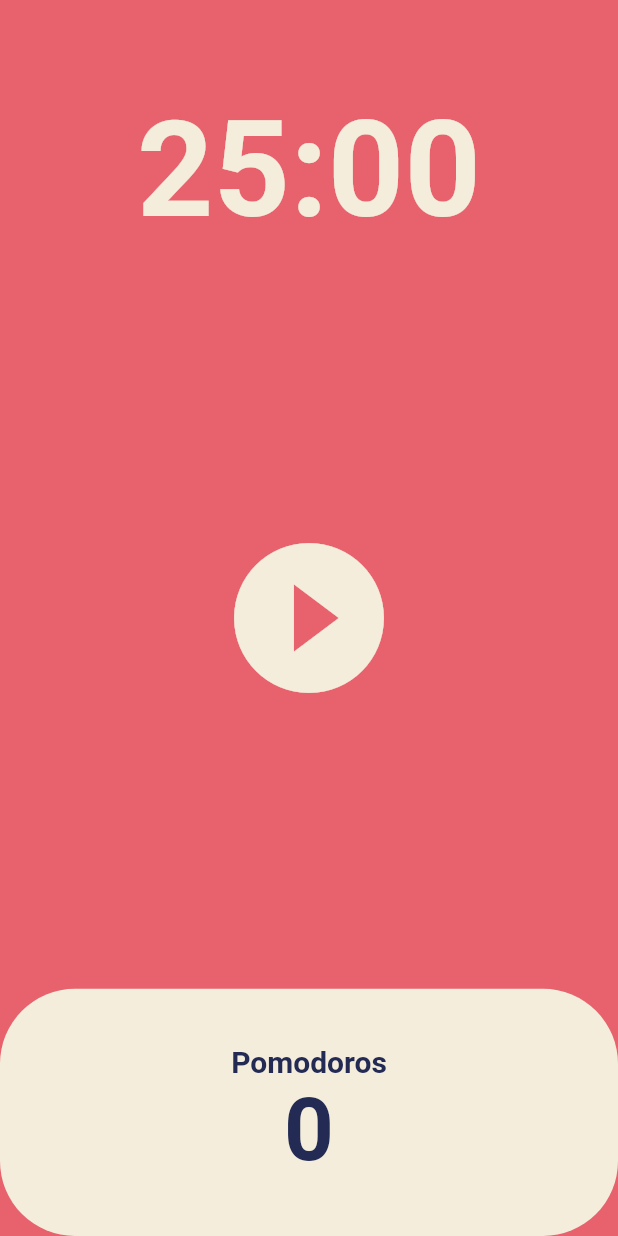
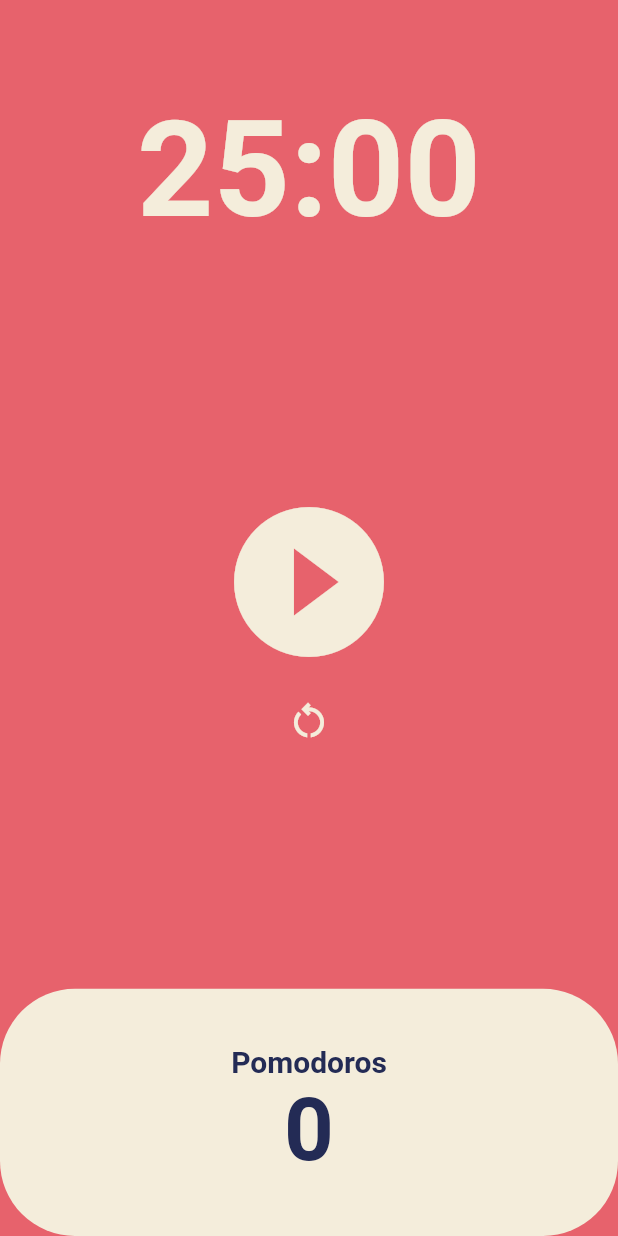
Before and after one commit to hyunjin1012/flutter-pomodoro, a Flutter app: the screen it shows after launch, on a phone screen of 412 x 824 dp. Run offline on Flutter 3.47's test engine with Material 2 defaults, Android fonts, the phone set to English and light mode, and no system bars.

Commit message:
add restart feature

```diff
--- a/lib/screens/home_screen.dart
+++ b/lib/screens/home_screen.dart
@@ -45,6 +45,14 @@ class _HomeScreenState extends State<HomeScreen> {
     });
   }
 
+  void onRestartPressed() {
+    timer.cancel();
+    setState(() {
+      isRunning = false;
+      totalSeconds = twentyFiveMinutes;
+    });
+  }
+
   String format(int seconds) {
     var duration = Duration(seconds: seconds);
     return duration.toString().substring(2, 7);
@@ -70,8 +78,10 @@ class _HomeScreenState extends State<HomeScreen> {
         ),
         Flexible(
           flex: 3,
-          child: Center(
-            child: IconButton(
+          child: Column(
+            mainAxisAlignment: MainAxisAlignment.center,
+            children: [
+              IconButton(
                 onPressed: isRunning ? onPausePressed : onStartPressed,
                 icon: Icon(isRunning
                     ? Icons.pause_circle_outlined
@@ -79,6 +89,13 @@ class _HomeScreenState extends State<HomeScreen> {
                 iconSize: 120,
                 color: Theme.of(context).cardColor,
               ),
+              IconButton(
+                onPressed: onRestartPressed,
+                icon: const Icon(Icons.restart_alt_outlined),
+                iconSize: 30,
+                color: Theme.of(context).cardColor,
+              ),
+            ],
           ),
         ),
         Flexible(
```
Lines whose indentation alone changed are shown as unchanged.
